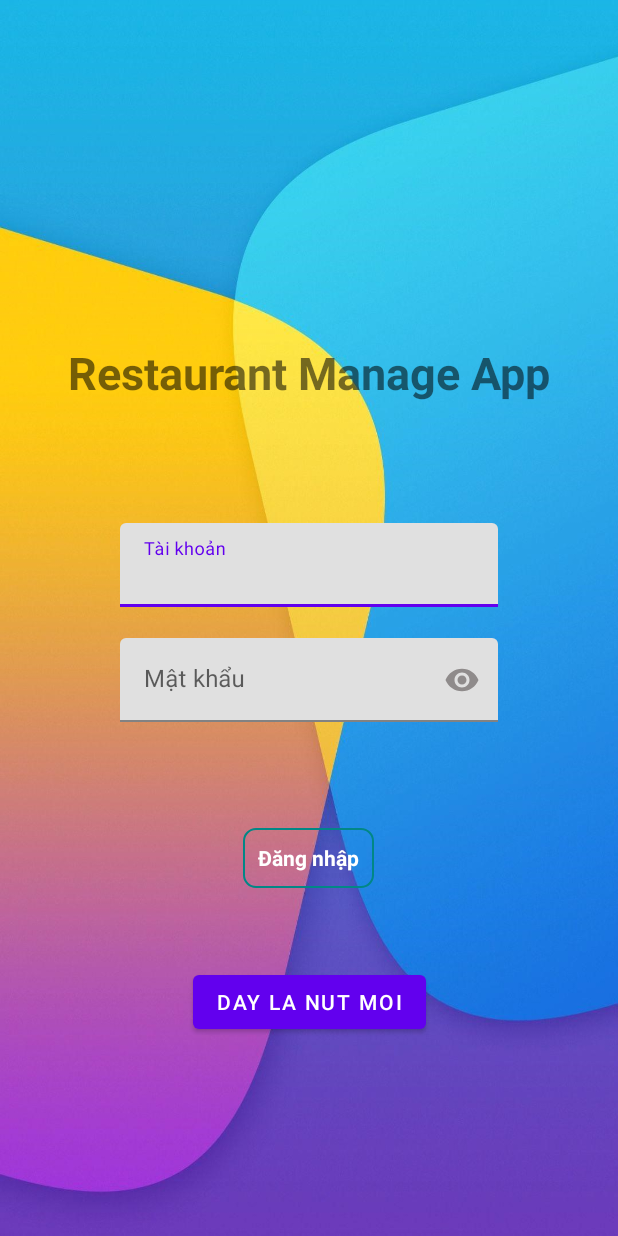
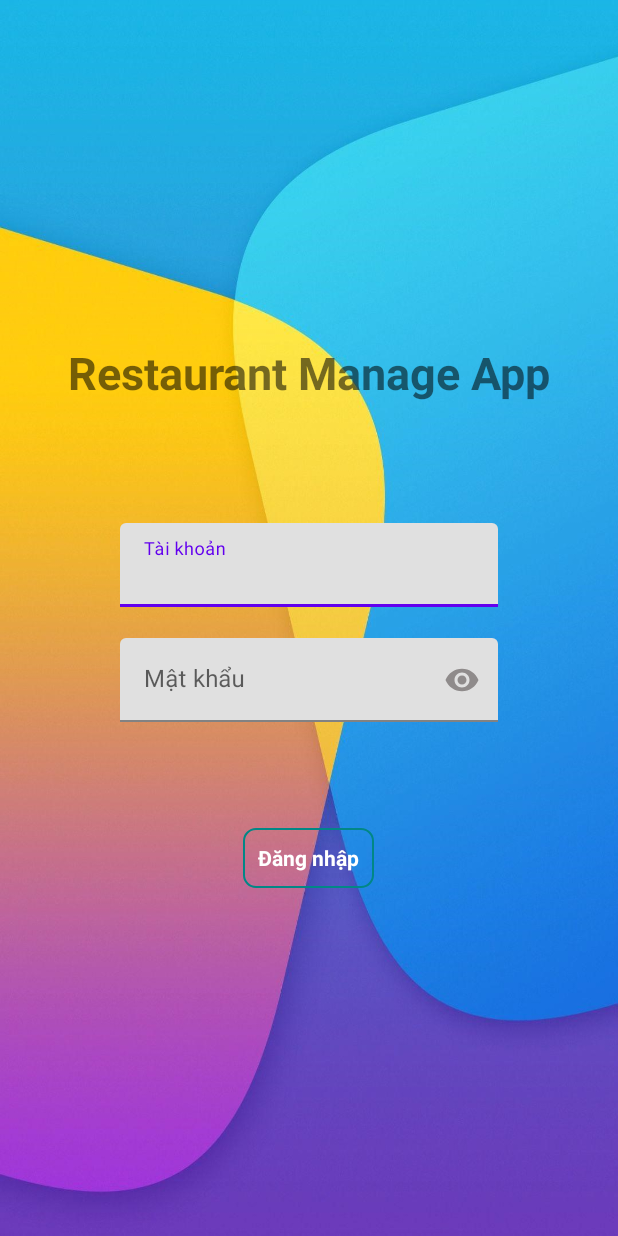
Before and after one commit to Sinhleba/RestaurantAppOld, an Android app: the screen it shows after launch (LoginActivity), on a phone screen of 412 x 824 dp. Run offline under Robolectric (Android 15) with nearby library versions, the phone set to English and light mode, and no system bars.

Commit message:
delete Test button

```diff
--- a/app/src/main/res/layout/activity_login.xml
+++ b/app/src/main/res/layout/activity_login.xml
@@ -85,13 +85,4 @@
         app:layout_constraintStart_toStartOf="parent"
         app:layout_constraintTop_toTopOf="parent" />
 
-    <Button
-        android:id="@+id/button"
-        android:layout_width="wrap_content"
-        android:layout_height="wrap_content"
-        android:layout_marginTop="52dp"
-        android:text="Day la nut moi"
-        app:layout_constraintEnd_toEndOf="parent"
-        app:layout_constraintStart_toStartOf="parent"
-        app:layout_constraintTop_toBottomOf="@+id/linearLayout" />
 </androidx.constraintlayout.widget.ConstraintLayout>
```
